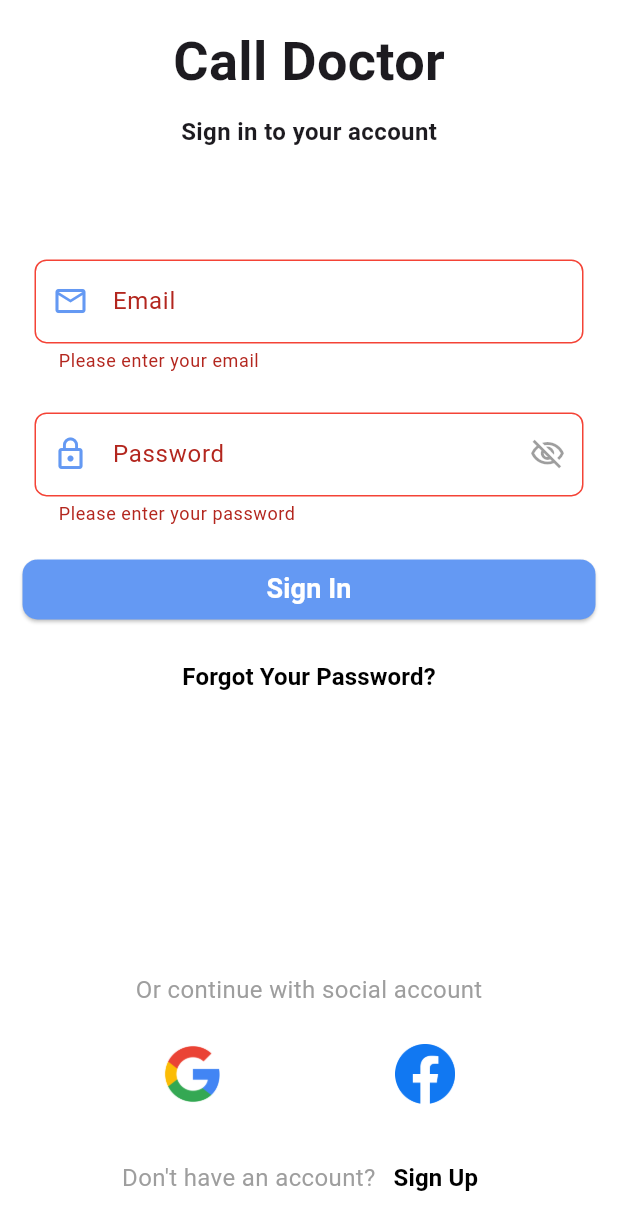
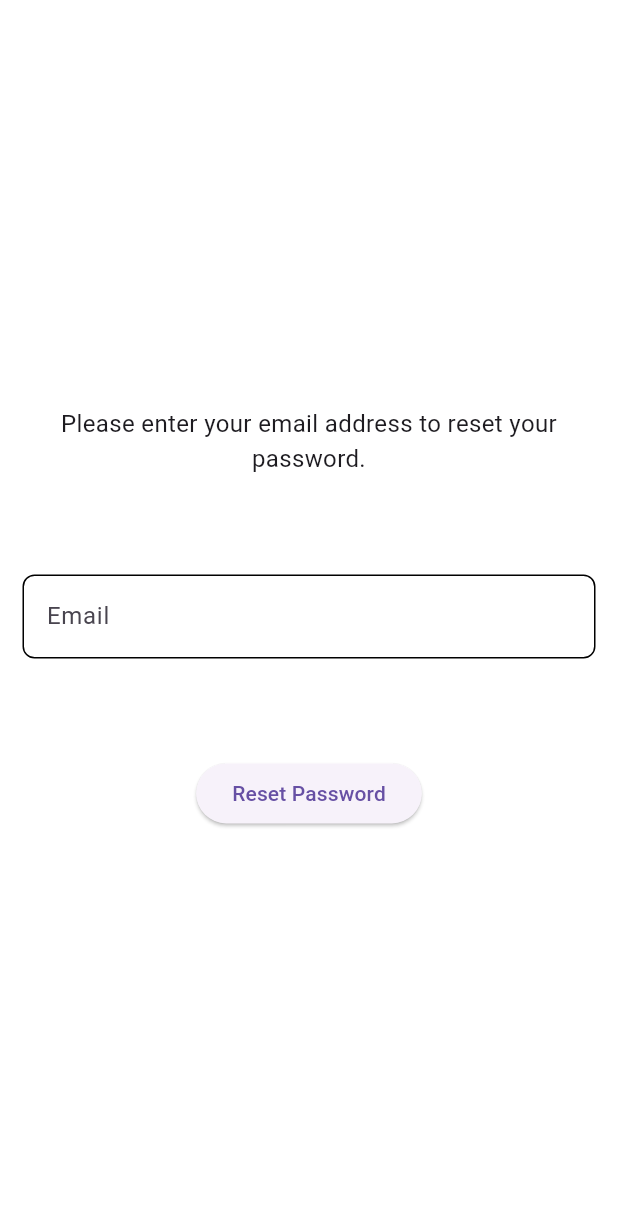
Before and after one commit to sisternia/medical_app, a Flutter app: the screen it shows after launch, after a tap on "Sign In", after a tap on "Forgot Your Password?", on a phone screen of 412 x 824 dp. Shown: the top 1230 px of the screen. Run offline on Flutter 3.47's test engine with Material 3 defaults, Android fonts, the phone set to English and light mode, and no system bars; our stand-ins replace dio, flutter_rating_bar, font_awesome_flutter, image_picker, lottie, shared_preferences and 1 more.

Commit message:
update reset pass

```diff
--- /dev/null
+++ b/medical_ui/lib/auth/forgot_pass_form.dart
@@ -0,0 +1,54 @@
+import 'package:flutter/material.dart';
+import 'package:medical/utils/config.dart';
+import 'package:medical/utils/text.dart';
+
+class ForgotPasswordForm extends StatefulWidget {
+  const ForgotPasswordForm({super.key});
+
+  @override
+  _ForgotPasswordFormState createState() => _ForgotPasswordFormState();
+}
+
+class _ForgotPasswordFormState extends State<ForgotPasswordForm> {
+  final TextEditingController _emailController = TextEditingController();
+
+  @override
+  Widget build(BuildContext context) {
+    Config().init(context);
+    return Scaffold(
+      body: Padding(
+        padding: const EdgeInsets.symmetric(horizontal: 15, vertical: 15),
+        child: Column(
+          mainAxisAlignment: MainAxisAlignment.center,
+          crossAxisAlignment: CrossAxisAlignment.center,
+          children: <Widget>[
+            Text(
+              AppText.enText['forgot-password-instruction'] ??
+                  'Please enter your email address to reset your password.',
+              style: const TextStyle(fontSize: 16),
+              textAlign: TextAlign.center,
+            ),
+            Config.spaceBig,
+            TextField(
+              controller: _emailController,
+              decoration: InputDecoration(
+                labelText: 'Email',
+                border: OutlineInputBorder(
+                  borderRadius: BorderRadius.circular(8.0),
+                ),
+              ),
+            ),
+            Config.spaceBig,
+            ElevatedButton(
+              onPressed: () {
+                // Logic to handle forgot password
+              },
+              child: Text(
+                  AppText.enText['reset-password-button'] ?? 'Reset Password'),
+            ),
+          ],
+        ),
+      ),
+    );
+  }
+}
--- a/medical_ui/lib/components/appointment_card.dart
+++ b/medical_ui/lib/components/appointment_card.dart
@@ -211,7 +211,7 @@ class ScheduleCard extends StatelessWidget {
             style: const TextStyle(color: Colors.white),
           ),
           const SizedBox(
-            width: 40,
+            width: 30,
           ),
           const Icon(
             Icons.access_alarm,
--- a/medical_ui/lib/screens/auth_page.dart
+++ b/medical_ui/lib/screens/auth_page.dart
@@ -1,9 +1,9 @@
 import 'package:flutter/material.dart';
+import 'package:medical/auth/forgot_pass_form.dart';
 import 'package:medical/auth/login_form.dart';
 import 'package:medical/auth/sign_up_form.dart';
 import 'package:medical/components/social_button.dart';
 import 'package:medical/utils/text.dart';
-
 import '../utils/config.dart';
 
 class AuthPage extends StatefulWidget {
@@ -15,17 +15,14 @@ class AuthPage extends StatefulWidget {
 
 class _AuthPageState extends State<AuthPage> {
   bool isSignIn = true;
+
   @override
   Widget build(BuildContext context) {
     Config().init(context);
-    //build login text field
     return Scaffold(
       resizeToAvoidBottomInset: false,
       body: Padding(
-        padding: const EdgeInsets.symmetric(
-          horizontal: 15,
-          vertical: 15,
-        ),
+        padding: const EdgeInsets.symmetric(horizontal: 15, vertical: 15),
         child: SafeArea(
           child: Column(
             mainAxisAlignment: MainAxisAlignment.start,
@@ -54,7 +51,14 @@ class _AuthPageState extends State<AuthPage> {
               isSignIn
                   ? Center(
                       child: TextButton(
-                        onPressed: () {},
+                        onPressed: () {
+                          Navigator.push(
+                            context,
+                            MaterialPageRoute(
+                              builder: (context) => const ForgotPasswordForm(),
+                            ),
+                          );
+                        },
                         child: Text(
                           AppText.enText['forgot-password']!,
                           style: const TextStyle(
@@ -113,9 +117,9 @@ class _AuthPageState extends State<AuthPage> {
                         color: Colors.black,
                       ),
                     ),
-                  )
+                  ),
                 ],
-              )
+              ),
             ],
           ),
         ),
--- a/medical_ui/lib/screens/profile_page.dart
+++ b/medical_ui/lib/screens/profile_page.dart
@@ -158,7 +158,6 @@ class _ProfilePageState extends State<ProfilePage> {
                   title: const Text('Take a Photo'),
                   onTap: () {
                     Navigator.pop(context, ImageSource.camera);
-
                   },
                 ),
                 ListTile(
```
Also changed, not shown: medical_ui/assets/images/Columbina.png (deleted), medical_ui/assets/images/User-avatar.svg.png (deleted), medical_ui/pubspec.lock, 2 other files.
